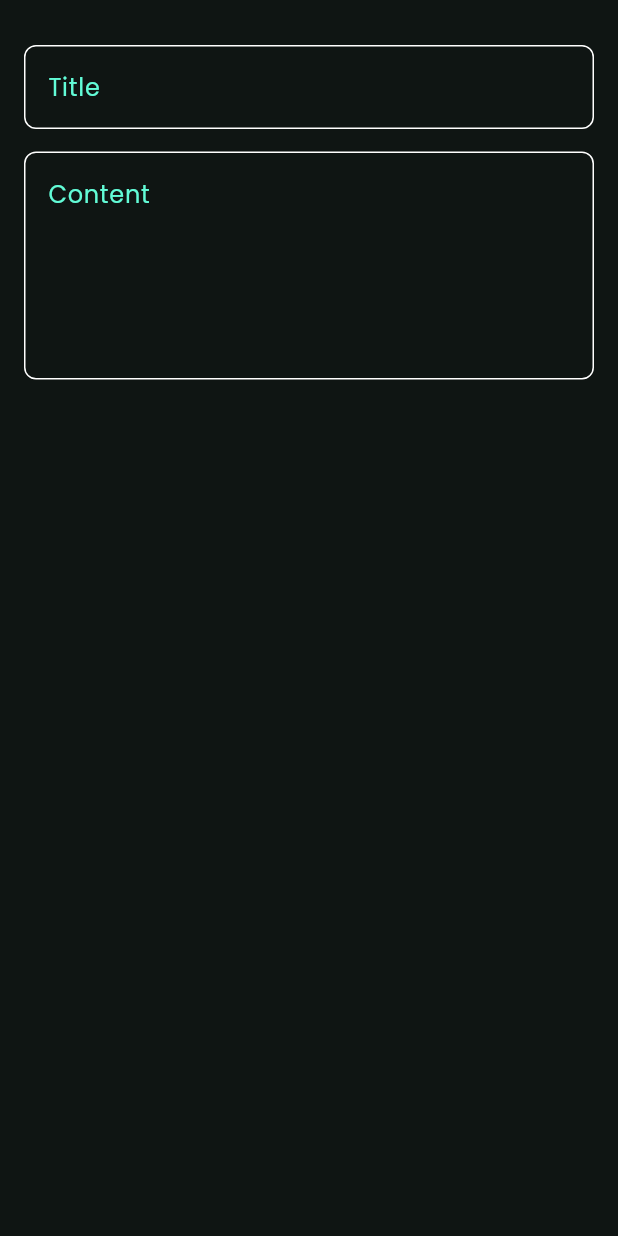
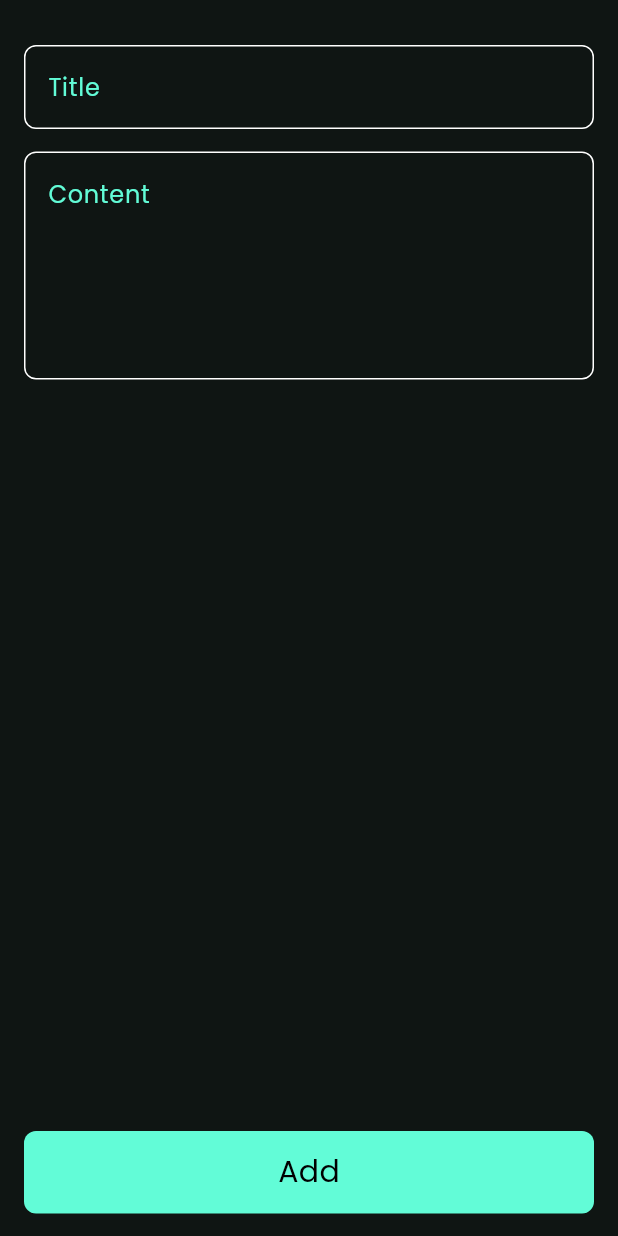
Before and after one commit to Kerofarah21/notes_app, a Flutter app: the AddNoteBottomSheet widget shown alone on an empty page, opened directly, on a phone screen of 412 x 824 dp. Run offline on Flutter 3.47's test engine with Material 3 defaults, Android fonts, the phone set to English and light mode, and no system bars.

Commit message:
build add button of add note bottom sheet

```diff
--- a/lib/views/widgets/add_note_bottom_sheet.dart
+++ b/lib/views/widgets/add_note_bottom_sheet.dart
@@ -1,6 +1,7 @@
 import 'package:flutter/material.dart';
 
 import '../../constants.dart';
+import 'custom_button.dart';
 import 'custom_text_field.dart';
 
 class AddNoteBottomSheet extends StatelessWidget {
@@ -17,6 +18,9 @@ class AddNoteBottomSheet extends StatelessWidget {
       padding: const EdgeInsets.symmetric(horizontal: 16),
       child: Form(
         key: formKey,
+        child: CustomScrollView(
+          slivers: [
+            SliverFillRemaining(
               child: Column(
                 children: [
                   const SizedBox(
@@ -42,6 +46,18 @@ class AddNoteBottomSheet extends StatelessWidget {
                     textInputAction: TextInputAction.done,
                     controller: contentController,
                   ),
+                  const Spacer(),
+                  CustomButton(
+                    text: 'Add',
+                    buttonColor: kPrimaryColor,
+                    onTap: () {},
+                  ),
+                  const SizedBox(
+                    height: 15,
+                  ),
+                ],
+              ),
+            ),
           ],
         ),
       ),
--- /dev/null
+++ b/lib/views/widgets/custom_button.dart
@@ -0,0 +1,41 @@
+import 'package:flutter/material.dart';
+
+class CustomButton extends StatelessWidget {
+  const CustomButton({
+    super.key,
+    required this.text,
+    this.textColor,
+    this.buttonColor,
+    required this.onTap,
+  });
+
+  final String text;
+  final Color? textColor;
+  final Color? buttonColor;
+  final Function() onTap;
+
+  @override
+  Widget build(BuildContext context) {
+    return GestureDetector(
+      onTap: onTap,
+      child: Container(
+        decoration: BoxDecoration(
+          color: buttonColor ?? Colors.white,
+          borderRadius: BorderRadius.circular(8),
+        ),
+        width: double.infinity,
+        height: 55,
+        child: Center(
+          child: Text(
+            text,
+            style: TextStyle(
+              color: textColor ?? Colors.black,
+              fontSize: 20,
+              fontWeight: FontWeight.w500,
+            ),
+          ),
+        ),
+      ),
+    );
+  }
+}
```
Lines whose indentation alone changed are shown as unchanged.
